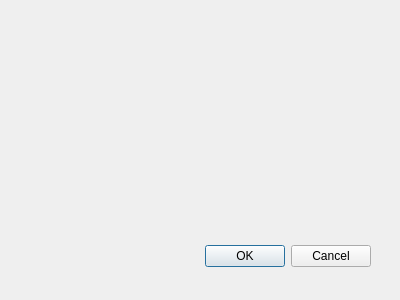
Qt form src/basicdialog.ui (dehesselle/Ts3-Poke-Plugin) before a commit.
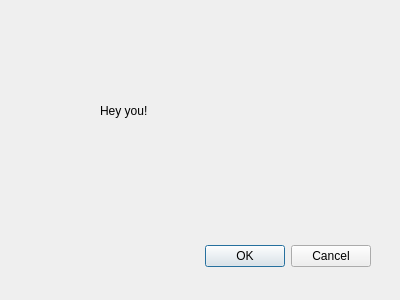
The same form after that commit.

What changed in the file:
```diff
--- a/src/basicdialog.ui
+++ b/src/basicdialog.ui
@@ -31,6 +31,19 @@
     <set>QDialogButtonBox::Cancel|QDialogButtonBox::Ok</set>
    </property>
   </widget>
+  <widget class="QLabel" name="label">
+   <property name="geometry">
+    <rect>
+     <x>100</x>
+     <y>100</y>
+     <width>171</width>
+     <height>21</height>
+    </rect>
+   </property>
+   <property name="text">
+    <string>Hey you!</string>
+   </property>
+  </widget>
  </widget>
  <pixmapfunction/>
  <resources/>
```
Left out of the diff: 15 changed lines with no effect on the pictures.
